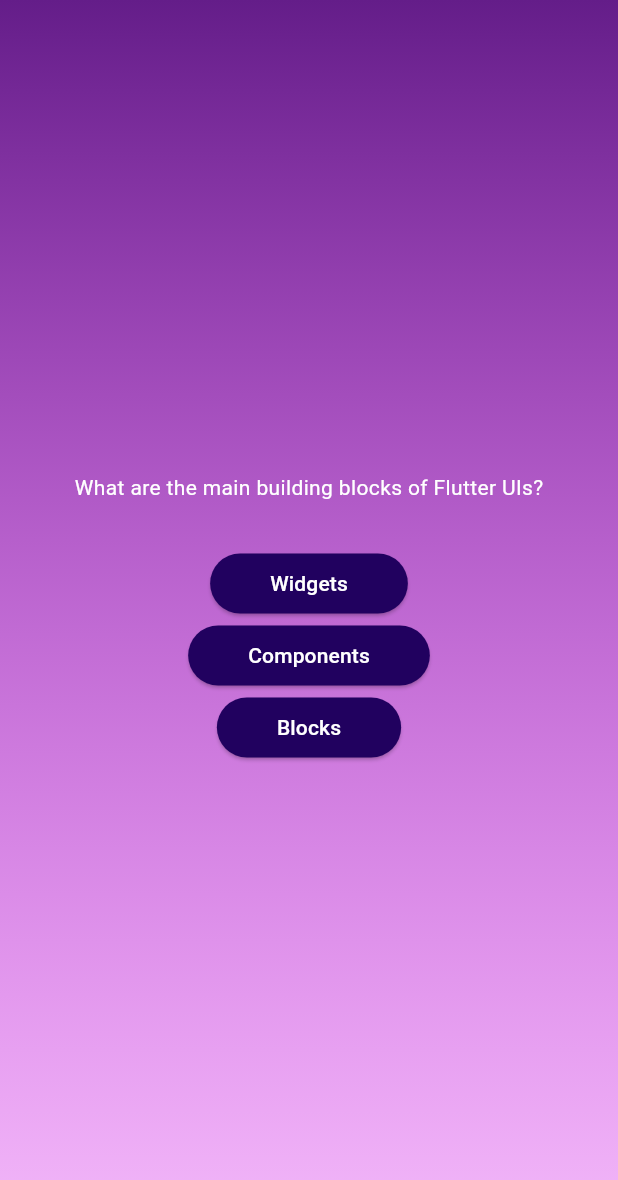
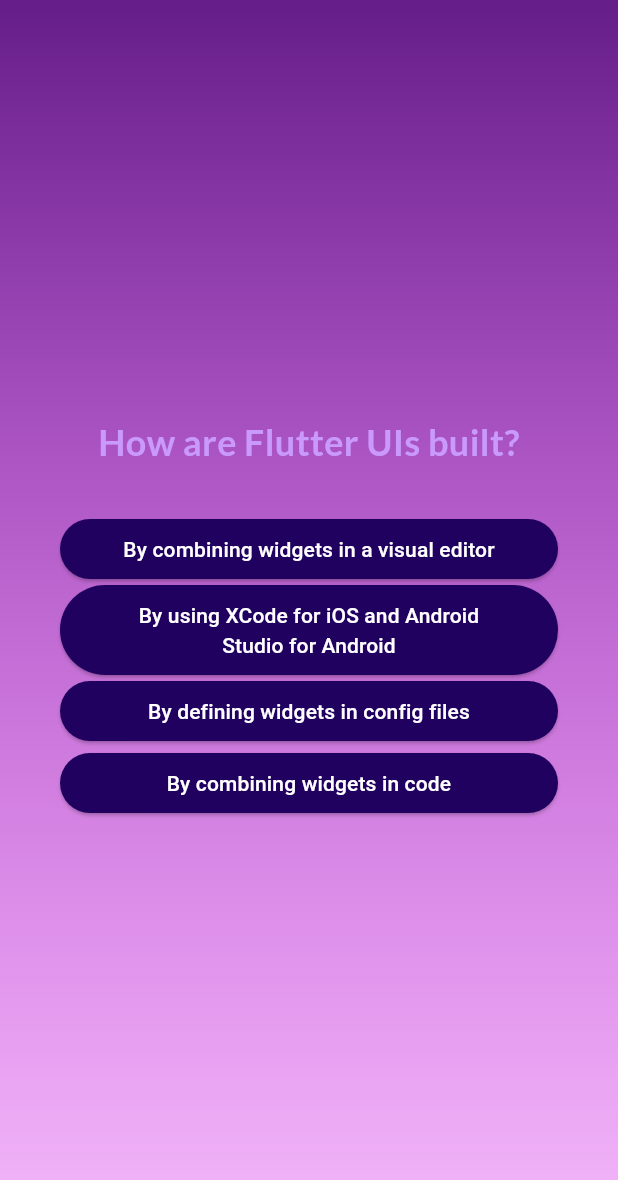
Before and after one commit to TommyPurba/flutter-form, a Flutter app: the screen it shows after launch, after a tap on "Let's Quiz!", after a tap on "Components", on a phone screen of 412 x 824 dp. Shown: the top 1180 px of the screen. Run offline on Flutter 3.47's test engine with Material 3 defaults, Android fonts, the phone set to English and light mode, and no system bars; our stand-ins replace google_fonts.

Commit message:
learn hw to create parameter and connect more two pages

```diff
--- a/toneone/lib/answer_button.dart
+++ b/toneone/lib/answer_button.dart
@@ -14,7 +14,7 @@
              backgroundColor: const Color.fromARGB(255, 33, 1, 95),
              foregroundColor: Colors.white,
             ),
-            child: Text(answerText),
+            child: Text(answerText, textAlign: TextAlign.center,),
             );
 
 
--- a/toneone/lib/models/quiz_question.dart
+++ b/toneone/lib/models/quiz_question.dart
@@ -1,6 +1,11 @@
 class QuizQuestion {
   const QuizQuestion (this.text, this.question);
-
   final String text;
   final List<String> question;
+
+  List<String> getShuffleAnswer(){
+    final shuffleList = List.of(question);
+    shuffleList.shuffle();
+    return shuffleList;
+  }
 }
--- a/toneone/lib/quiz.dart
+++ b/toneone/lib/quiz.dart
@@ -53,16 +53,20 @@
 
 //cara kedua
 class _QuizTemplate extends State<Quiz>{
-
+final List<String> selectAnswer = [];
   var activeScreen = "activeScreen";
 
 
 
-    void swicthScreen (){
+void swicthScreen (){
     setState(() {
        activeScreen = "Quizscreen";
     });
   }
+
+void answerSelected (String answer){
+selectAnswer.add(answer);
+}
 
   @override
   Widget build(context){
@@ -77,7 +81,7 @@
         ),
       ),
       child: Center(
-        child: activeScreen == "activeScreen" ? StartScreen(swicthScreen): QuizScreen(),
+        child: activeScreen == "activeScreen" ? StartScreen(swicthScreen): QuizScreen(onSelectAnswer: answerSelected,),
       ),
       );
   }
--- a/toneone/lib/quiz_screen.dart
+++ b/toneone/lib/quiz_screen.dart
@@ -1,11 +1,12 @@
 import 'package:flutter/material.dart';
 import 'package:toneone/answer_button.dart';
 import 'package:toneone/data/question.dart';
+import 'package:google_fonts/google_fonts.dart';
 
 
 class QuizScreen extends StatefulWidget{
-  const QuizScreen({super.key});
-
+  const QuizScreen({super.key, required this.onSelectAnswer});
+  final void Function(String answer) onSelectAnswer ;
   @override
   State<QuizScreen> createState() {
    return _QuizScreenTemplate();
@@ -14,26 +15,51 @@
 
 
 class _QuizScreenTemplate extends State<QuizScreen>{
-  final questionData = questions[0];
+  var currentQuestionIndex = 0;
+
+  void answerQuestion(String answer){
+
+    widget.onSelectAnswer(answer);
+
+
+    setState(() {
+
+      currentQuestionIndex++;
+    });
+  }
+
   @override
   Widget build(context){
+    final questionData = questions[currentQuestionIndex];
     return SizedBox(
       width: double.infinity,
+      child: Container(
+        margin: const EdgeInsets.all(40),
         child: Column(
           mainAxisAlignment: MainAxisAlignment.center,
+          crossAxisAlignment: CrossAxisAlignment.stretch,
           children: [
              Text(
               questionData.text,
-            style: TextStyle(
-              color: Colors.white
+              style: GoogleFonts.lato(
+                color: const Color.fromARGB(255, 201, 153, 251),
+                fontSize: 24,
+                fontWeight: FontWeight.bold,
               ),
+              textAlign: TextAlign.center,
             ),
             const SizedBox(height: 30,),
-        AnswerButton(answerText: questionData.question[0], tapIn: (){}),
-        AnswerButton(answerText: questionData.question[1], tapIn: (){}),
-        AnswerButton(answerText: questionData.question[2], tapIn: (){}),
+            ...questionData.getShuffleAnswer().map((answer){
+             return AnswerButton(
+              answerText: answer, tapIn: (){
+                answerQuestion(answer);
+              }
+             );
+            }
+            ),
 
           ],
+        ),
       ),
     );
   }
--- a/toneone/lib/start_screen.dart
+++ b/toneone/lib/start_screen.dart
@@ -1,5 +1,5 @@
 import 'package:flutter/material.dart';
-
+import 'package:google_fonts/google_fonts.dart';
 
 
 class StartScreen extends StatelessWidget {
@@ -31,11 +31,11 @@
               color: Color.fromARGB(150, 255, 255, 255),
               ),
             const SizedBox(height: 70,),
-            const Text(
+             Text(
               'Learn Flutter The Fun Way!',
-              style: TextStyle(
+              style: GoogleFonts.lato(
                 fontSize: 29,
-                color: Colors.white
+                color: const Color.fromARGB(255, 237, 223, 252)
                 ),
             ),
             const SizedBox(
--- a/toneone/pubspec.yaml
+++ b/toneone/pubspec.yaml
@@ -34,6 +34,7 @@
   # The following adds the Cupertino Icons font to your application.
   # Use with the CupertinoIcons class for iOS style icons.
   cupertino_icons: ^1.0.8
+  google_fonts: ^6.2.1
 
 dev_dependencies:
   flutter_test:
```
Also changed, not shown: toneone/pubspec.lock, 1 other file. Lines whose indentation alone changed are shown as unchanged.
